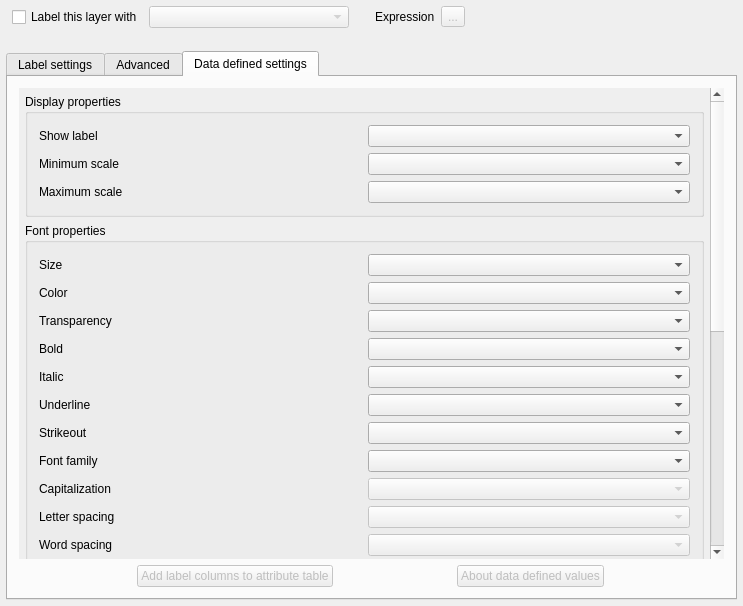
Qt form src/ui/qgslabelingguibase.ui (carsmie/QGIS) before a commit.
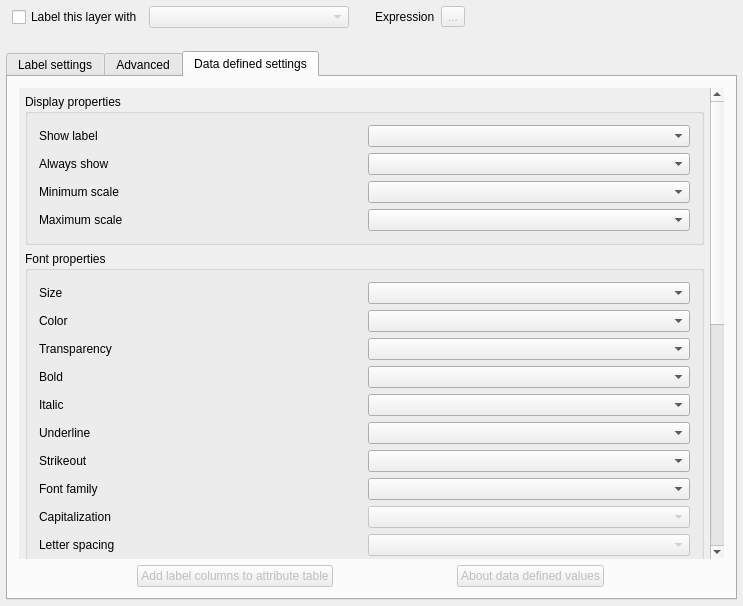
The same form after that commit. The open tabs and pages were chosen to show the change. Icons and pictures are not drawn. Custom widgets are drawn as their Qt base class.

Commit message:
Add data defined option to always show a label, unless overridden
- Label is skipped during PAL priority calculation, permitting collisions and overlaps
- Overridden by layer and data defined 'scale/pixel size visibility' and data defined 'show label'  options
- Add option to Change Label tool

The edit to the form file:
```diff
--- a/src/ui/qgslabelingguibase.ui
+++ b/src/ui/qgslabelingguibase.ui
@@ -2591,7 +2591,7 @@
             <x>0</x>
             <y>0</y>
             <width>686</width>
-            <height>951</height>
+            <height>981</height>
            </rect>
           </property>
           <layout class="QGridLayout" name="gridLayout_11">
@@ -2749,13 +2749,23 @@
              </property>
              <layout class="QGridLayout" name="gridLayout_16">
               <item row="1" column="1">
+               <widget class="QComboBox" name="mAlwaysShowAttributeComboBox"/>
+              </item>
+              <item row="1" column="0">
+               <widget class="QLabel" name="mAlwaysShowLabel">
+                <property name="text">
+                 <string>Always show</string>
+                </property>
+               </widget>
+              </item>
+              <item row="2" column="1">
                <widget class="QComboBox" name="mMinScaleAttributeComboBox">
                 <property name="enabled">
                  <bool>true</bool>
                 </property>
                </widget>
               </item>
-              <item row="1" column="0">
+              <item row="2" column="0">
                <widget class="QLabel" name="mMinScaleLabel">
                 <property name="text">
                  <string>Minimum scale</string>
@@ -2779,14 +2789,14 @@
                 </property>
                </widget>
               </item>
-              <item row="2" column="0">
+              <item row="3" column="0">
                <widget class="QLabel" name="mMaxScaleLabel">
                 <property name="text">
                  <string>Maximum scale</string>
                 </property>
                </widget>
               </item>
-              <item row="2" column="1">
+              <item row="3" column="1">
                <widget class="QComboBox" name="mMaxScaleAttributeComboBox">
                 <property name="enabled">
                  <bool>true</bool>
```
Left out of the diff: 4 changed lines with no effect on the pictures. The commit also changes 12 other files.
